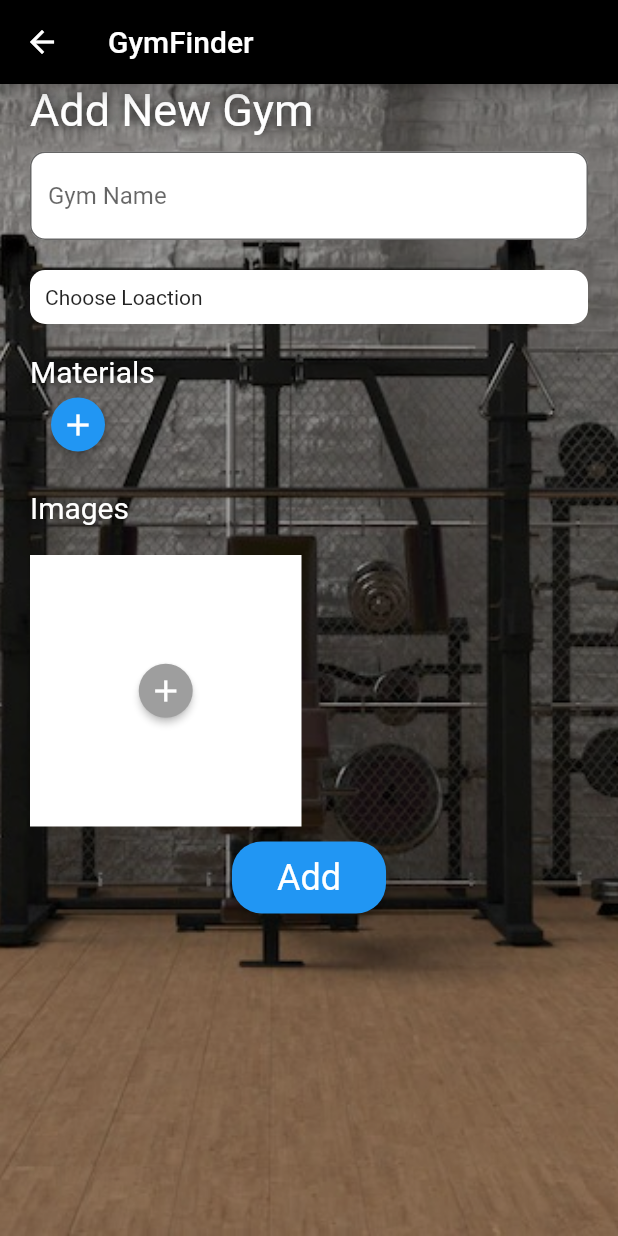
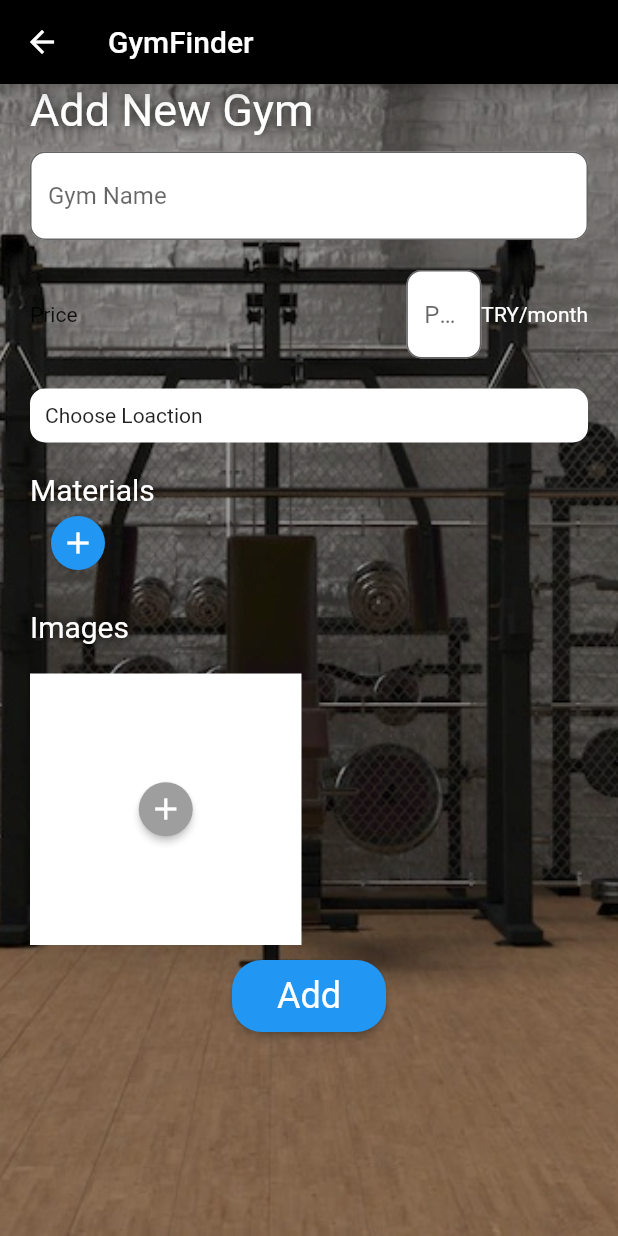
Before and after one commit to HiEdson/GymFinder, a Flutter app: the NewGymScreen screen opened directly, after a tap on "Add", on a phone screen of 412 x 824 dp. Run offline on Flutter 3.47's test engine with Material 2 defaults, Android fonts, the phone set to English and light mode, and no system bars; our stand-ins replace cloud_firestore, dio, dropdown_search, firebase_auth, firebase_core, firebase_storage and 4 more; missing offline and left inert: flutter_polyline_points; accounts and stored records are empty.

Commit message:
added gym price

```diff
--- a/lib/screens/new_gym_screen.dart
+++ b/lib/screens/new_gym_screen.dart
@@ -1,5 +1,4 @@
 import 'package:flutter/material.dart';
-import 'package:google_maps_flutter/google_maps_flutter.dart';
 import 'package:gymfinder/components/add_images.dart';
 import 'package:gymfinder/components/add_materials.dart';
 import 'package:gymfinder/dialogs/select_location.dart';
@@ -17,6 +16,7 @@ class NewGymScreen extends StatefulWidget {
 
 class _NewGymScreenState extends State<NewGymScreen> {
   var name = "";
+  var price = 100;
   List<String> materials = [];
   var address = Address();
   bool saving = false;
@@ -69,6 +69,28 @@ class _NewGymScreenState extends State<NewGymScreen> {
                           name = value;
                         }),
                       ),
+                    ),
+                    Padding(
+                      padding:
+                          EdgeInsets.symmetric(vertical: 10, horizontal: 20),
+                      child: Row(children: [
+                        Expanded(child: Text("Price")),
+                        SizedBox(
+                            width: 50,
+                            child: TextField(
+                              decoration: InputDecoration(
+                                  border: OutlineInputBorder(
+                                      borderRadius: BorderRadius.all(
+                                          Radius.circular(10))),
+                                  hintText: "Price",
+                                  fillColor: Colors.white,
+                                  filled: true),
+                              onChanged: (value) => setState(() {
+                                price = int.parse(value);
+                              }),
+                            )),
+                        Text("TRY/month", style: TextStyle(color: Colors.white))
+                      ]),
                     ),
                     Padding(
                       padding:
@@ -132,7 +154,8 @@ class _NewGymScreenState extends State<NewGymScreen> {
                             setState(() {
                               saving = true;
                             });
-                            await saveGym(name, materials, address, context);
+                            await saveGym(
+                                name, price, materials, address, context);
                             setState(() {
                               saving = false;
                             });
--- a/lib/utils/gym.dart
+++ b/lib/utils/gym.dart
@@ -1,5 +1,4 @@
 import 'package:cloud_firestore/cloud_firestore.dart';
-import 'package:firebase_storage/firebase_storage.dart';
 import 'package:flutter/cupertino.dart';
 import 'package:gymfinder/models/gym_save_model.dart';
 import 'package:provider/provider.dart';
@@ -7,8 +6,8 @@ import 'package:provider/provider.dart';
 import '../models/address.dart';
 
 final db = FirebaseFirestore.instance;
-Future<void> saveGym(String name, List<String> materials, Address address,
-    BuildContext context) async {
+Future<void> saveGym(String name, int price, List<String> materials,
+    Address address, BuildContext context) async {
   try {
     var images = Provider.of<NewGymModel>(context, listen: false)
         .images
@@ -17,6 +16,7 @@ Future<void> saveGym(String name, List<String> materials, Address address,
         .toList();
     var doc = {
       "name": name,
+      "price": price,
       "province": address.province,
       "district": address.district,
       "mahalle": address.mahalle,
```
